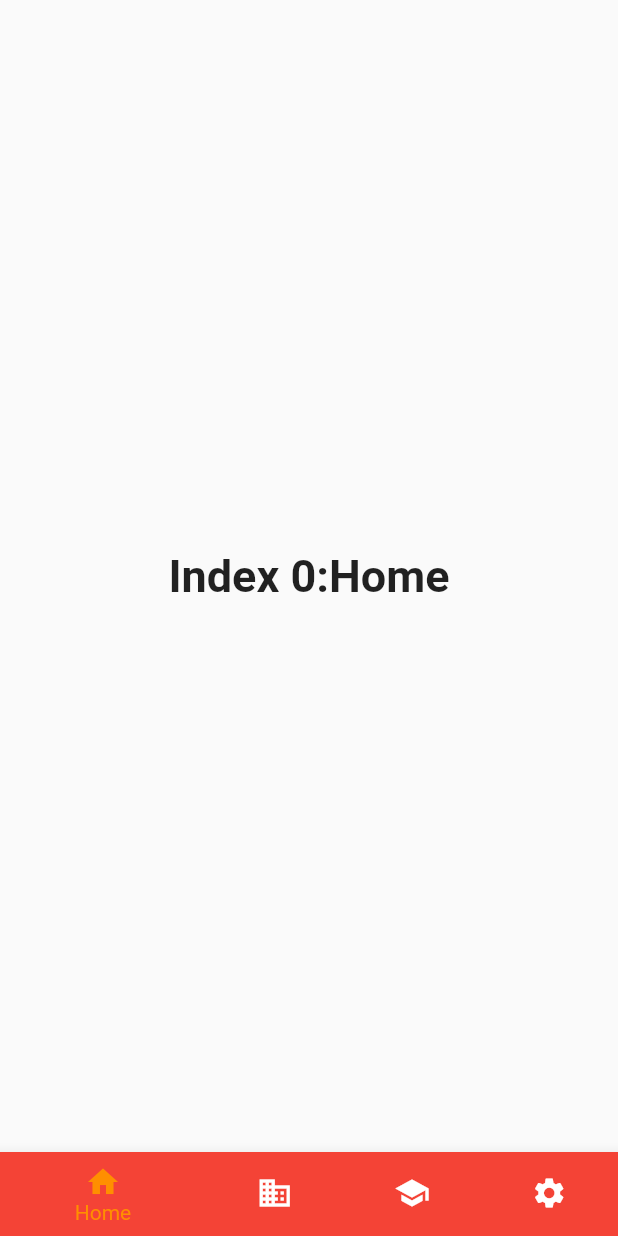
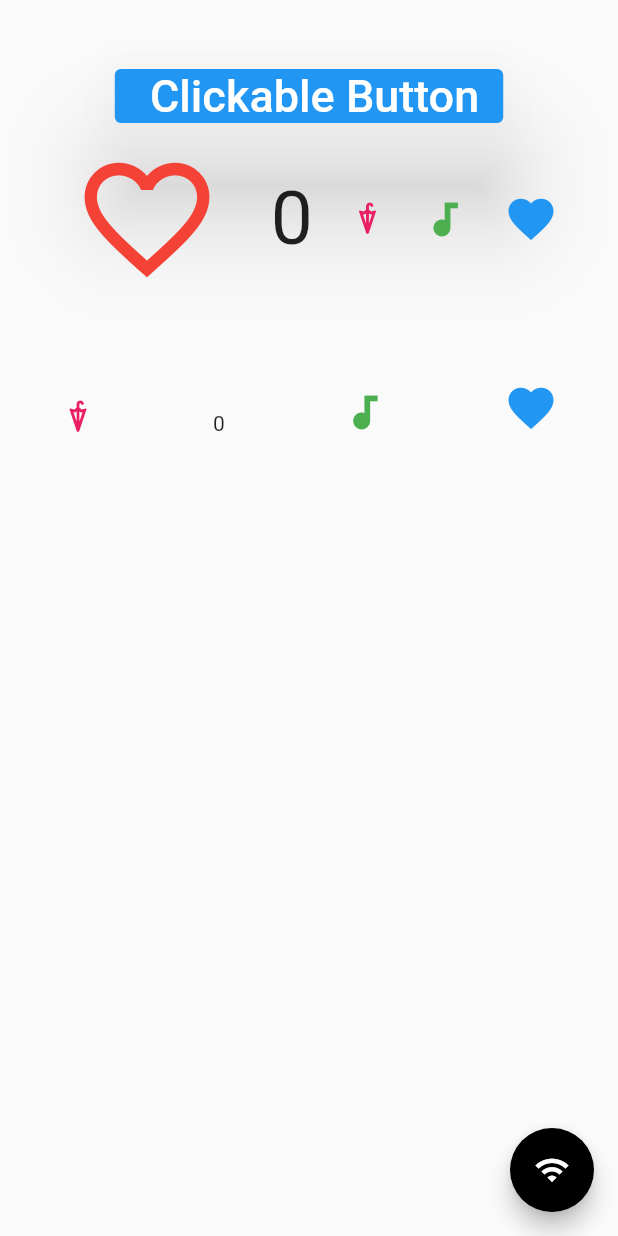
Before and after one commit to Marilyn-164/flutter_widgets, a Flutter app: the screen it shows after launch, on a phone screen of 412 x 824 dp. Run offline on Flutter 3.47's test engine with Material 2 defaults, Android fonts, the phone set to English and light mode, and no system bars; our stand-ins replace google_fonts.

```diff
--- a/lib/main.dart
+++ b/lib/main.dart
@@ -1,5 +1,6 @@
 import 'package:flutter/material.dart';
 import 'package:flutter/rendering.dart';
+import 'package:google_fonts/google_fonts.dart';
 
 void main() {
   runApp(MyApp());
@@ -14,7 +15,7 @@ class MyApp extends StatelessWidget {
       theme: ThemeData(
         primarySwatch: Colors.blue,
       ),
-      home: MyHomePage(title: 'NextInGo App Demo1'),
+      home: MyHomePage(title: 'Flutter Home Page'),
     );
   }
 }
@@ -29,38 +30,11 @@ class MyHomePage extends StatefulWidget {
 
 class _MyHomePageState extends State<MyHomePage> {
   int count = 0, count2 = 0;
-  int _selectedIndex = 0;
-
-  static const TextStyle OptionStyle =
-      TextStyle(fontSize: 30, fontWeight: FontWeight.bold);
-
-  static const List<Widget> _widgetOptions = <Widget>[
-    Text(
-      'Index 0:Home',
-      style: OptionStyle,
-    ),
-    Text(
-      'Index 1: Business',
-      style: OptionStyle,
-    ),
-    Text(
-      'Index 2: Organization',
-      style: OptionStyle,
-    ),
-  ];
-  void _onItemTapped(int index) {
-    setState(() {
-      _selectedIndex = index;
-    });
-  }
-
   @override
   Widget build(BuildContext context) {
     return Scaffold(
       body: Center(
-        child: _widgetOptions.elementAt(_selectedIndex),
-
-/*        child: Padding(
+        child: Padding(
           padding: const EdgeInsets.all(40.0),
           child: Column(children: <Widget>[
             Row(
@@ -76,6 +50,9 @@ class _MyHomePageState extends State<MyHomePage> {
                   },
                   child: Text(
                     ' Clickable Button',
+                    style: GoogleFonts.roboto(
+                      fontSize: 30.0,
+                    ),
                   ),
                 ),
               ],
@@ -96,6 +73,7 @@ class _MyHomePageState extends State<MyHomePage> {
                 ),
                 Text(
                   '$count',
+                  style: GoogleFonts.roboto(fontSize: 50.0),
                 ),
                 Icon(
                   Icons.umbrella_rounded,
@@ -143,37 +121,8 @@ class _MyHomePageState extends State<MyHomePage> {
             ),
           ]),
         ),
-      */
       ),
-      bottomNavigationBar: BottomNavigationBar(
-
-        items: const <BottomNavigationBarItem>[
-          BottomNavigationBarItem(
-            icon: Icon(Icons.home),
-            label: 'Home',
-            backgroundColor: Colors.red,
-          ),
-          BottomNavigationBarItem(
-            icon: Icon(Icons.business),
-            label: 'Business',
-            backgroundColor: Colors.green,
-          ),
-          BottomNavigationBarItem(
-            icon: Icon(Icons.school),
-            label: 'School',
-            backgroundColor: Colors.purple,
-          ),
-          BottomNavigationBarItem(
-            icon: Icon(Icons.settings),
-            label: 'Settings',
-            backgroundColor: Colors.pink,
-          ),
-        ],
-        currentIndex: _selectedIndex,
-        selectedItemColor: Colors.amber[800],
-        onTap: _onItemTapped,
-      ),
-      /*   floatingActionButton: FloatingActionButton(
+      floatingActionButton: FloatingActionButton(
         splashColor: Colors.amber,
         backgroundColor: Colors.black,
         onPressed: () {
@@ -183,7 +132,7 @@ class _MyHomePageState extends State<MyHomePage> {
           Icons.wifi,
           color: Colors.white,
         ),
-      ),*/
+      ),
     );
   }
 }
--- a/pubspec.yaml
+++ b/pubspec.yaml
@@ -21,8 +21,7 @@ environment:
   sdk: ">=2.7.0 <3.0.0"
 
 dependencies:
-flutter_snake_navigationbar:
-google_fonts:
+  google_fonts: ^2.0.0
   flutter:
     sdk: flutter
 
```
Also changed, not shown: pubspec.lock.
